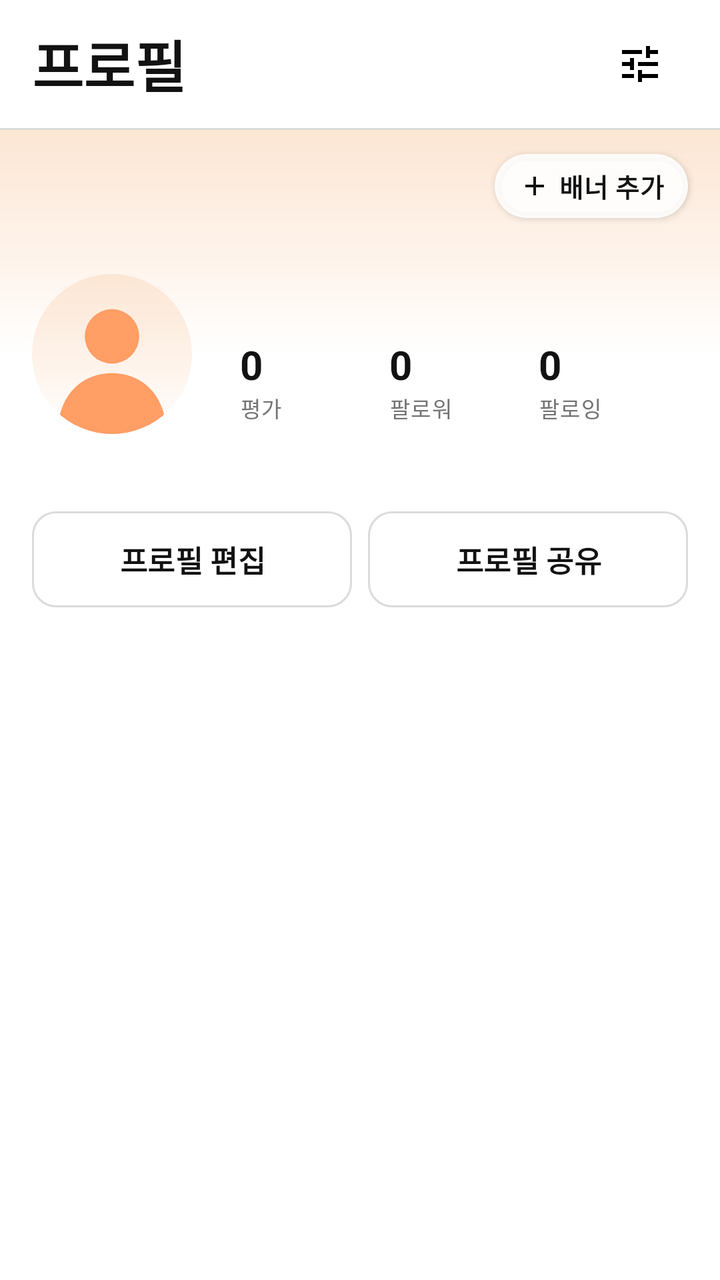
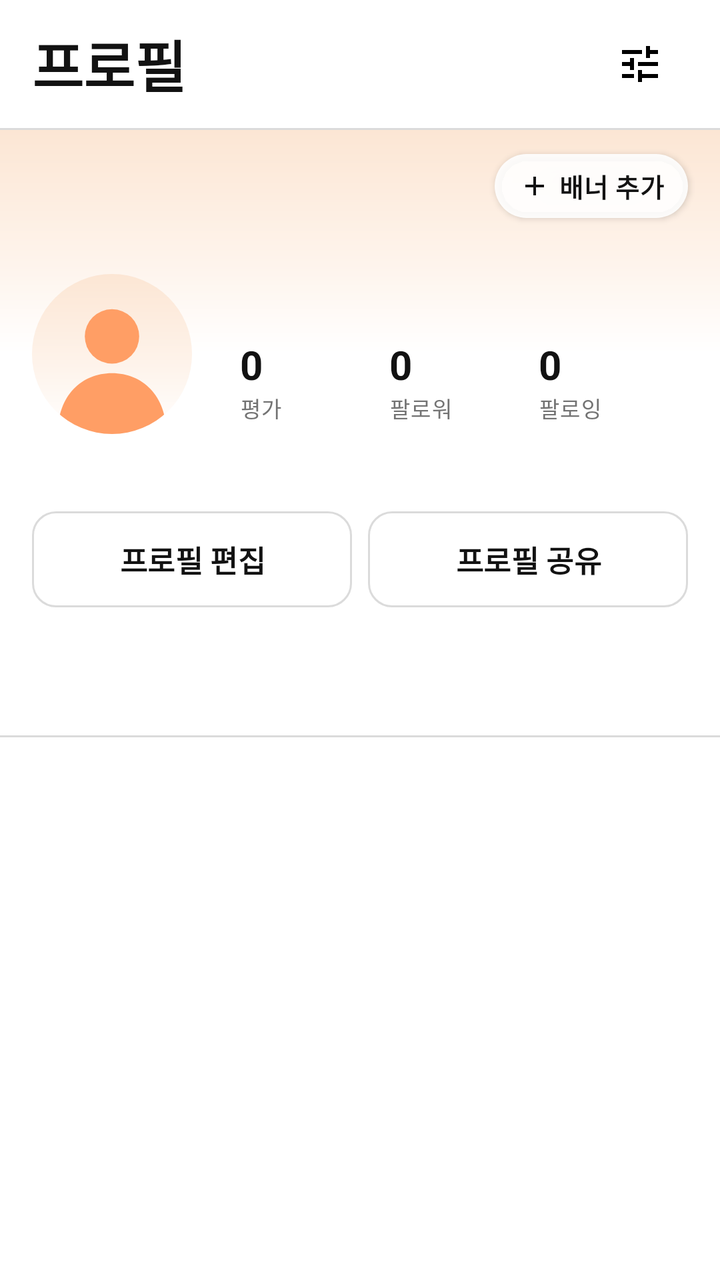

An Android layout rendered at two revisions. The XML below is the earlier revision; the diff shows what the commit changed to produce the second picture.
<!-- AndroidManifest.xml: application theme Theme.Viewit -->
<!-- res/layout/fragment_profile.xml -->
<?xml version="1.0" encoding="utf-8"?>
<LinearLayout xmlns:android="http://schemas.android.com/apk/res/android"
    xmlns:app="http://schemas.android.com/apk/res-auto"
    android:layout_width="match_parent"
    android:layout_height="match_parent"
    android:orientation="vertical">

    
    <LinearLayout
        android:layout_width="match_parent"
        android:layout_height="@dimen/app_bar_height"
        android:gravity="center_vertical"
        android:orientation="horizontal"
        android:paddingHorizontal="@dimen/screen_padding">

        <TextView
            android:id="@+id/profile_title"
            android:layout_width="0dp"
            android:layout_height="wrap_content"
            android:layout_weight="1"
            android:text="@string/tab_profile"
            android:textAppearance="@style/TextAppearance.Viewit.Display" />

        <ImageButton
            android:id="@+id/profile_settings_button"
            android:layout_width="@dimen/button_height"
            android:layout_height="@dimen/button_height"
            android:background="?attr/selectableItemBackgroundBorderless"
            android:contentDescription="@string/profile_settings"
            android:src="@drawable/ic_tune" />
    </LinearLayout>

    <View
        android:layout_width="match_parent"
        android:layout_height="@dimen/divider"
        android:background="@color/border_default" />

    
    <FrameLayout
        android:id="@+id/profile_header"
        android:layout_width="match_parent"
        android:layout_height="wrap_content">

        
        <ImageView
            android:id="@+id/profile_banner"
            android:layout_width="match_parent"
            android:layout_height="@dimen/profile_banner_height"
            android:background="@drawable/bg_profile_banner_default"
            android:importantForAccessibility="no"
            android:scaleType="centerCrop" />

        
        <View
            android:id="@+id/profile_banner_veil"
            android:layout_width="match_parent"
            android:layout_height="@dimen/profile_banner_height"
            android:background="@drawable/bg_profile_banner_veil"
            android:visibility="gone" />

        
        <LinearLayout
            android:layout_width="match_parent"
            android:layout_height="wrap_content"
            android:orientation="vertical"
            android:paddingStart="@dimen/screen_padding"
            android:paddingTop="@dimen/profile_header_top_padding"
            android:paddingEnd="@dimen/screen_padding"
            android:paddingBottom="@dimen/screen_padding">

            
            <LinearLayout
                android:layout_width="match_parent"
                android:layout_height="wrap_content"
                android:gravity="center_vertical"
                android:orientation="horizontal">

                <ImageView
                    android:id="@+id/profile_avatar"
                    android:layout_width="80dp"
                    android:layout_height="80dp"
                    android:contentDescription="@string/profile_avatar"
                    android:src="@drawable/avatar_default" />

                
                <LinearLayout
                    android:layout_width="0dp"
                    android:layout_height="wrap_content"
                    android:layout_marginStart="@dimen/space_xl"
                    android:layout_weight="1"
                    android:orientation="vertical">

                    <TextView
                        android:id="@+id/profile_name"
                        android:layout_width="wrap_content"
                        android:layout_height="wrap_content"
                        android:textAppearance="@style/TextAppearance.Viewit.Body.Strong" />

                    <LinearLayout
                        android:layout_width="match_parent"
                        android:layout_height="wrap_content"
                        android:layout_marginTop="@dimen/space_s"
                        android:orientation="horizontal">

                        
                        <LinearLayout
                            android:layout_width="0dp"
                            android:layout_height="wrap_content"
                            android:layout_weight="1"
                            android:orientation="vertical">

                            <TextView
                                android:id="@+id/profile_rating_count"
                                android:layout_width="wrap_content"
                                android:layout_height="wrap_content"
                                android:text="0"
                                android:textAppearance="@style/TextAppearance.Viewit.Heading" />

                            <TextView
                                android:layout_width="wrap_content"
                                android:layout_height="wrap_content"
                                android:text="@string/profile_stat_rating"
                                android:textAppearance="@style/TextAppearance.Viewit.Caption" />
                        </LinearLayout>

                        
                        <LinearLayout
                            android:layout_width="0dp"
                            android:layout_height="wrap_content"
                            android:layout_weight="1"
                            android:orientation="vertical">

                            <TextView
                                android:id="@+id/profile_follower_count"
                                android:layout_width="wrap_content"
                                android:layout_height="wrap_content"
                                android:text="0"
                                android:textAppearance="@style/TextAppearance.Viewit.Heading" />

                            <TextView
                                android:layout_width="wrap_content"
                                android:layout_height="wrap_content"
                                android:text="@string/profile_stat_follower"
                                android:textAppearance="@style/TextAppearance.Viewit.Caption" />
                        </LinearLayout>

                        
                        <LinearLayout
                            android:layout_width="0dp"
                            android:layout_height="wrap_content"
                            android:layout_weight="1"
                            android:orientation="vertical">

                            <TextView
                                android:id="@+id/profile_following_count"
                                android:layout_width="wrap_content"
                                android:layout_height="wrap_content"
                                android:text="0"
                                android:textAppearance="@style/TextAppearance.Viewit.Heading" />

                            <TextView
                                android:layout_width="wrap_content"
                                android:layout_height="wrap_content"
                                android:text="@string/profile_stat_following"
                                android:textAppearance="@style/TextAppearance.Viewit.Caption" />
                        </LinearLayout>
                    </LinearLayout>   
                </LinearLayout>       
            </LinearLayout>           

            
            <TextView
                android:id="@+id/profile_handle"
                android:layout_width="match_parent"
                android:layout_height="wrap_content"
                android:layout_marginTop="@dimen/space_m"
                android:textAppearance="@style/TextAppearance.Viewit.Caption" />

            
            <LinearLayout
                android:layout_width="match_parent"
                android:layout_height="wrap_content"
                android:layout_marginTop="@dimen/space_m"
                android:orientation="horizontal">

                <Button
                    android:id="@+id/profile_edit_button"
                    style="@style/Widget.Viewit.Button.Secondary"
                    android:layout_width="0dp"
                    android:layout_height="wrap_content"
                    android:layout_marginEnd="@dimen/space_s"
                    android:layout_weight="1"
                    android:text="@string/profile_edit" />

                <Button
                    android:id="@+id/profile_share_button"
                    style="@style/Widget.Viewit.Button.Secondary"
                    android:layout_width="0dp"
                    android:layout_height="wrap_content"
                    android:layout_weight="1"
                    android:text="@string/profile_share" />
            </LinearLayout>
        </LinearLayout>

        
        <ImageButton
            android:id="@+id/profile_banner_edit_button"
            android:layout_width="@dimen/profile_banner_edit_size"
            android:layout_height="@dimen/profile_banner_edit_size"
            android:layout_gravity="top|end"
            android:layout_marginTop="@dimen/space_m"
            android:layout_marginEnd="@dimen/space_l"
            android:background="@drawable/bg_banner_edit_button"
            android:contentDescription="@string/profile_banner_edit"
            android:elevation="2dp"
            android:padding="7dp"
            android:scaleType="fitCenter"
            android:src="@drawable/ic_edit"
            android:visibility="gone"
            app:tint="@color/text_primary" />

        <com.google.android.material.button.MaterialButton
            android:id="@+id/profile_banner_add_button"
            style="@style/Widget.Material3.Button"
            android:layout_width="wrap_content"
            android:layout_height="@dimen/profile_banner_edit_size"
            android:layout_gravity="top|end"
            android:layout_marginTop="@dimen/space_m"
            android:layout_marginEnd="@dimen/space_l"
            android:elevation="2dp"
            android:stateListAnimator="@null"
            android:insetTop="0dp"
            android:insetBottom="0dp"
            android:minWidth="0dp"
            android:minHeight="0dp"
            android:paddingStart="@dimen/space_m"
            android:paddingEnd="@dimen/space_m"
            android:text="@string/profile_banner_add"
            android:textAppearance="@style/TextAppearance.Viewit.Label"
            android:textColor="@color/text_primary"
            app:backgroundTint="@color/profile_banner_button_bg"
            app:cornerRadius="999dp"
            app:icon="@drawable/ic_add"
            app:iconPadding="@dimen/space_xs"
            app:iconSize="16dp"
            app:iconTint="@color/text_primary" />
    </FrameLayout>   
</LinearLayout>
<!-- resources referenced by this layout -->
<resources>
  <color name="border_default">#FFDBDBDB</color>
  <color name="profile_banner_button_bg">#E6FFFFFF</color>
  <color name="text_primary">#FF121212</color>
  <dimen name="app_bar_height">64dp</dimen>
  <dimen name="button_height">48dp</dimen>
  <dimen name="divider">1dp</dimen>
  <dimen name="profile_banner_edit_size">32dp</dimen>
  <dimen name="profile_banner_height">112dp</dimen>
  <dimen name="profile_header_top_padding">72dp</dimen>
  <dimen name="screen_padding">16dp</dimen>
  <dimen name="space_l">16dp</dimen>
  <dimen name="space_m">12dp</dimen>
  <dimen name="space_s">8dp</dimen>
  <dimen name="space_xl">24dp</dimen>
  <dimen name="space_xs">4dp</dimen>
  <!-- drawable avatar_default (drawable) -->
  <?xml version="1.0" encoding="utf-8"?>
  <layer-list xmlns:android="http://schemas.android.com/apk/res/android">
      <item android:drawable="@drawable/bg_avatar_default" />
      <item android:drawable="@drawable/ic_avatar_default" />
  </layer-list>
  <!-- drawable bg_banner_edit_button (drawable) -->
  <?xml version="1.0" encoding="utf-8"?>
  <shape xmlns:android="http://schemas.android.com/apk/res/android"
      android:shape="oval">
      <solid android:color="@color/profile_banner_button_bg" />
  </shape>
  <string name="profile_avatar">프로필</string>
  <string name="profile_banner_add">배너 추가</string>
  <string name="profile_banner_edit">배너 바꾸기</string>
  <string name="profile_edit">프로필 편집</string>
  <string name="profile_settings">설정</string>
  <string name="profile_share">프로필 공유</string>
  <string name="profile_stat_follower">팔로워</string>
  <string name="profile_stat_following">팔로잉</string>
  <string name="profile_stat_rating">평가</string>
  <string name="tab_profile">프로필</string>
  <style name="TextAppearance.Viewit.Body.Strong">
          <item name="android:textStyle">bold</item>
      </style>
  <style name="TextAppearance.Viewit.Display" parent="TextAppearance.Material3.HeadlineMedium">
          <item name="android:textSize">28sp</item>
          <item name="android:lineHeight" tools:targetApi="28">36sp</item>
          <item name="android:textStyle">bold</item>
          <item name="android:textColor">@color/text_primary</item>
      </style>
  <style name="TextAppearance.Viewit.Heading" parent="TextAppearance.Material3.TitleLarge">
          <item name="android:textSize">20sp</item>
          <item name="android:lineHeight" tools:targetApi="28">28sp</item>
          <item name="android:textStyle">bold</item>
          <item name="android:textColor">@color/text_primary</item>
      </style>
  <style name="TextAppearance.Viewit.Label" parent="TextAppearance.Viewit.Body">
          <item name="android:textSize">13sp</item>
          <item name="android:textStyle">bold</item>
      </style>
  <style name="Theme.Viewit" parent="Base.Theme.Viewit" />
  <color name="profile_banner_start">#FFFCE6D4</color>
  <color name="profile_banner_mid">#FFFEF4EC</color>
  <color name="bg_surface">#FFFFFFFF</color>
  <color name="profile_banner_veil_top">#73FFFFFF</color>
  <color name="profile_banner_veil_mid">#99FFFFFF</color>
  <color name="text_secondary">#FF737373</color>
  <style name="TextAppearance.Viewit.Body" parent="TextAppearance.Material3.BodyMedium">
          <item name="android:textSize">14sp</item>
          <item name="android:lineHeight" tools:targetApi="28">22sp</item>
          <item name="android:textStyle">normal</item>
          <item name="android:textColor">@color/text_primary</item>
      </style>
  <dimen name="radius_m">12dp</dimen>
  <style name="TextAppearance.Viewit.Button" parent="TextAppearance.Material3.LabelLarge">
          <item name="android:textSize">15sp</item>
          <item name="android:textStyle">bold</item>
      </style>
  <color name="avatar_default_silhouette">#FFFF9E65</color>
  <color name="action_primary">#FF111111</color>
  <color name="action_soft">#FFF5F5F5</color>
  <color name="positive">#FFFF4F3D</color>
  <color name="negative">#FFFF3040</color>
  <!-- unchanged entries left out for length: 11 -->
</resources>

<!-- the commit's change to res/layout/fragment_profile.xml (unified diff, before → after) -->
@@ -36,10 +36,25 @@
         android:background="@color/border_default" />
 
     
+    <androidx.coordinatorlayout.widget.CoordinatorLayout
+        android:layout_width="match_parent"
+        android:layout_height="0dp"
+        android:layout_weight="1">
+
+    <com.google.android.material.appbar.AppBarLayout
+        android:id="@+id/profile_app_bar"
+        android:layout_width="match_parent"
+        android:layout_height="wrap_content"
+        android:background="@color/bg_surface"
+        app:elevation="0dp"
+        app:liftOnScroll="false">
+
+    
     <FrameLayout
         android:id="@+id/profile_header"
         android:layout_width="match_parent"
-        android:layout_height="wrap_content">
+        android:layout_height="wrap_content"
+        app:layout_scrollFlags="scroll">
 
         
         <ImageView
@@ -245,4 +260,31 @@
             app:iconSize="16dp"
             app:iconTint="@color/text_primary" />
     </FrameLayout>   
+
+    
+    <com.google.android.material.tabs.TabLayout
+        android:id="@+id/profile_tabs"
+        android:layout_width="match_parent"
+        android:layout_height="@dimen/profile_tab_height"
+        android:background="@color/bg_surface"
+        app:tabGravity="fill"
+        app:tabIconTint="@color/profile_tab_icon"
+        app:tabIndicatorColor="@color/text_primary"
+        app:tabIndicatorFullWidth="true"
+        app:tabIndicatorHeight="2dp"
+        app:tabMode="fixed" />
+
+    <View
+        android:layout_width="match_parent"
+        android:layout_height="@dimen/divider"
+        android:background="@color/border_default" />
+    </com.google.android.material.appbar.AppBarLayout>
+
+    
+    <androidx.viewpager2.widget.ViewPager2
+        android:id="@+id/profile_pager"
+        android:layout_width="match_parent"
+        android:layout_height="match_parent"
+        app:layout_behavior="@string/appbar_scrolling_view_behavior" />
+    </androidx.coordinatorlayout.widget.CoordinatorLayout>
 </LinearLayout>
<!-- resource entries referenced after the edit -->
@@ -9,6 +9,7 @@
   <dimen name="profile_banner_edit_size">32dp</dimen>
   <dimen name="profile_banner_height">112dp</dimen>
   <dimen name="profile_header_top_padding">72dp</dimen>
+  <dimen name="profile_tab_height">48dp</dimen>
   <dimen name="screen_padding">16dp</dimen>
   <dimen name="space_l">16dp</dimen>
   <dimen name="space_m">12dp</dimen>
